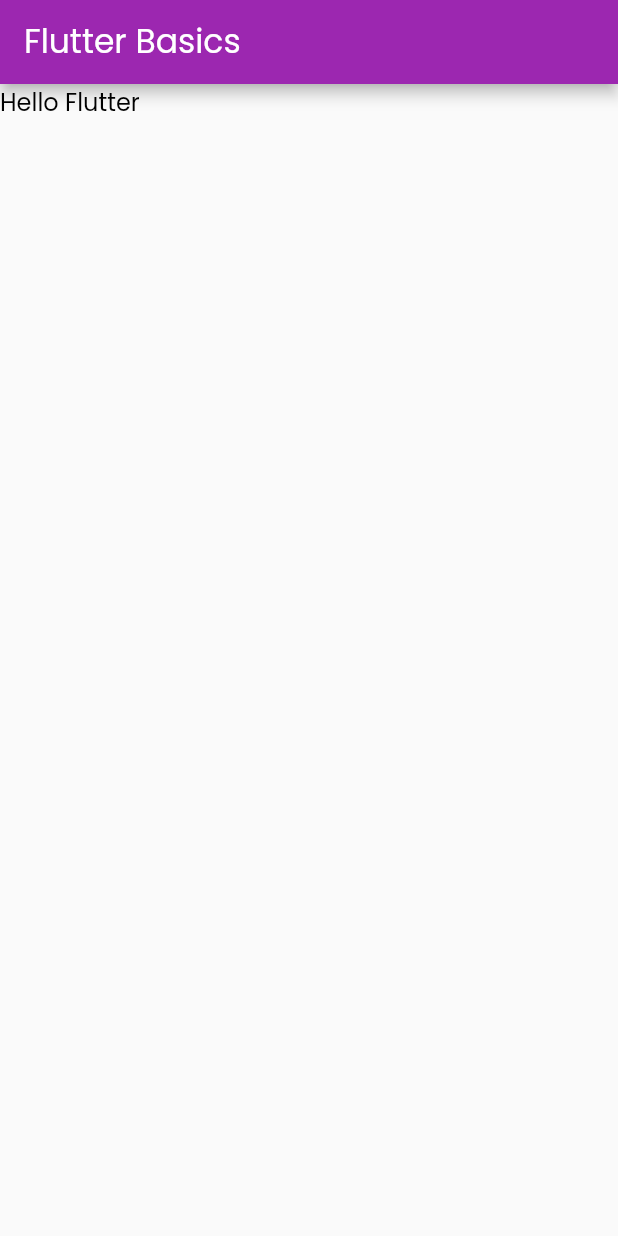
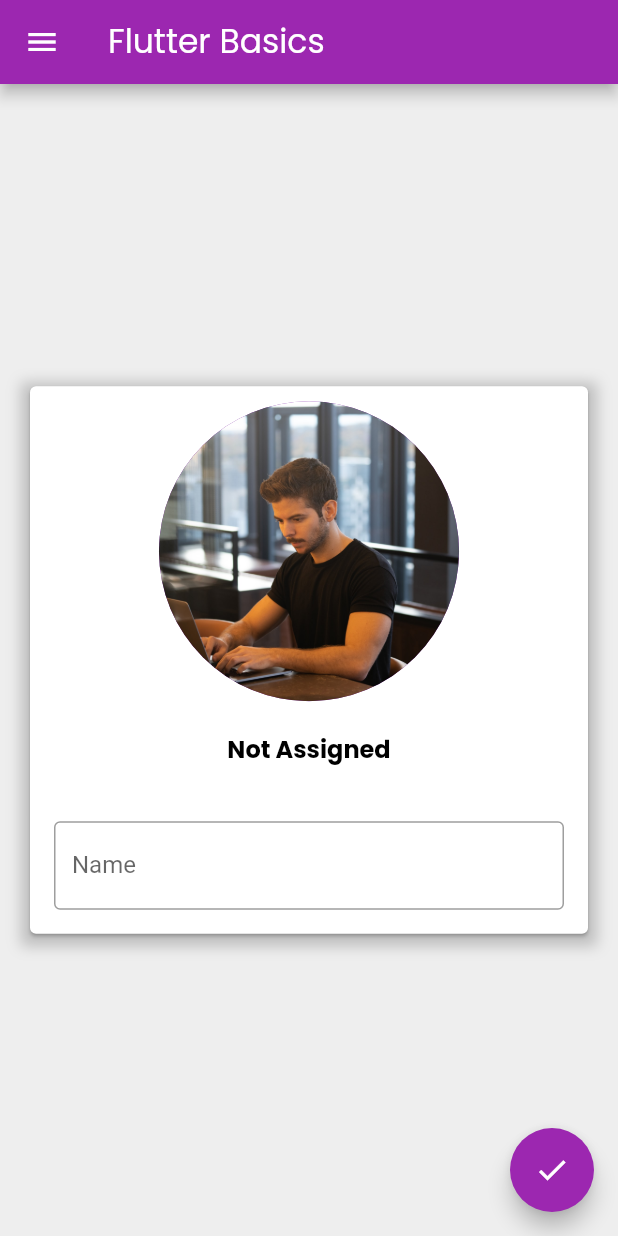
Before and after one commit to fouadsan/flutter_basics, a Flutter app: the screen it shows after launch, on a phone screen of 412 x 824 dp. Run offline on Flutter 3.47's test engine with Material 2 defaults, Android fonts, the phone set to English and light mode, and no system bars.

Commit message:
Completed chapter 2

```diff
--- a/flutter_basics_app/lib/main.dart
+++ b/flutter_basics_app/lib/main.dart
@@ -22,7 +22,7 @@
               color: Colors.black,
             ),
             bodyText2: TextStyle(
-              fontSize: 16.0,
+              fontSize: 14.0,
               color: Colors.black,
             ),
             headline1: TextStyle(
--- a/flutter_basics_app/lib/screens/home_screen.dart
+++ b/flutter_basics_app/lib/screens/home_screen.dart
@@ -10,25 +10,121 @@
 }
 
 class _MyHomePageState extends State<MyHomePage> {
-  int _counter = 0;
+  var _name = "Not Assigned";
+  TextEditingController _nameController = TextEditingController();
 
-  void _incrementCounter() {
-    setState(() {
-      _counter++;
-    });
+  @override
+  void initState() {
+    super.initState();
+  }
+
+  @override
+  void dispose() {
+    super.dispose();
   }
 
   @override
   Widget build(BuildContext context) {
     return Scaffold(
+      backgroundColor: Colors.grey[200],
       appBar: AppBar(
         title: Text(
           widget.title,
           style: Theme.of(context).textTheme.headline1,
         ),
       ),
-      body: Container(
-        child: Text("Hello Flutter"),
+      body: Center(
+        child: Padding(
+          padding: const EdgeInsets.all(16.0),
+          child: SingleChildScrollView(
+            child: Container(
+              decoration: BoxDecoration(
+                boxShadow: [
+                  BoxShadow(
+                    color: Colors.black.withOpacity(0.2),
+                    spreadRadius: 2,
+                    blurRadius: 7,
+                    offset: Offset(0, 3), // changes position of shadow
+                  ),
+                ],
+              ),
+              child: Card(
+                child: Padding(
+                  padding: const EdgeInsets.only(top: 10.0),
+                  child: Column(
+                    children: <Widget>[
+                      CircleAvatar(
+                        backgroundImage: AssetImage(
+                          'assets/images/example.jpg',
+                        ),
+                        radius: 100,
+                      ),
+                      SizedBox(
+                        height: 20.0,
+                      ),
+                      Text(
+                        _name,
+                        style: Theme.of(context).textTheme.bodyText1,
+                      ),
+                      SizedBox(
+                        height: 20.0,
+                      ),
+                      Padding(
+                        padding: const EdgeInsets.all(16.0),
+                        child: TextField(
+                          controller: _nameController,
+                          decoration: InputDecoration(
+                            border: OutlineInputBorder(),
+                            hintText: "Enter Your Name",
+                            labelText: "Name",
+                          ),
+                        ),
+                      ),
+                    ],
+                  ),
+                ),
+              ),
+            ),
+          ),
+        ),
+      ),
+      drawer: Drawer(
+        child: ListView(
+          padding: const EdgeInsets.all(0),
+          children: <Widget>[
+            UserAccountsDrawerHeader(
+              accountName: Text(_nameController.text.isNotEmpty
+                  ? _nameController.text
+                  : _name),
+              accountEmail: Text("Example@example.com"),
+              currentAccountPicture: CircleAvatar(
+                backgroundImage: NetworkImage(
+                    'https://images.unsplash.com/photo-1553272725-086100aecf5e?ixid=MnwxMjA3fDF8MHxwaG90by1wYWdlfHx8fGVufDB8fHx8&ixlib=rb-1.2.1&auto=format&fit=crop&w=1601&q=80'),
+              ),
+            ),
+            ListTile(
+              leading: Icon(Icons.email),
+              title: Text(
+                'Fouad Benayad',
+                style: Theme.of(context).textTheme.bodyText1,
+              ),
+              subtitle: Text("Developer"),
+              trailing: Icon(Icons.edit),
+              onTap: () {},
+            ),
+          ],
+        ),
+      ),
+      floatingActionButton: FloatingActionButton(
+        onPressed: () {
+          _name = _nameController.text;
+          setState(() {});
+        },
+        backgroundColor: Theme.of(context).primaryColor,
+        child: Icon(
+          Icons.check,
+          color: Colors.white,
+        ),
       ),
     );
   }
--- a/flutter_basics_app/pubspec.yaml
+++ b/flutter_basics_app/pubspec.yaml
@@ -45,9 +45,8 @@
   uses-material-design: true
 
   # To add assets to your application, add an assets section, like this:
-  # assets:
-  #   - images/a_dot_burr.jpeg
-  #   - images/a_dot_ham.jpeg
+  assets:
+    - assets/images/
 
   # An image asset can refer to one or more resolution-specific "variants", see
   # https://flutter.dev/assets-and-images/#resolution-aware.
```
Also changed, not shown: flutter_basics_app/assets/images/example.jpg (added).
